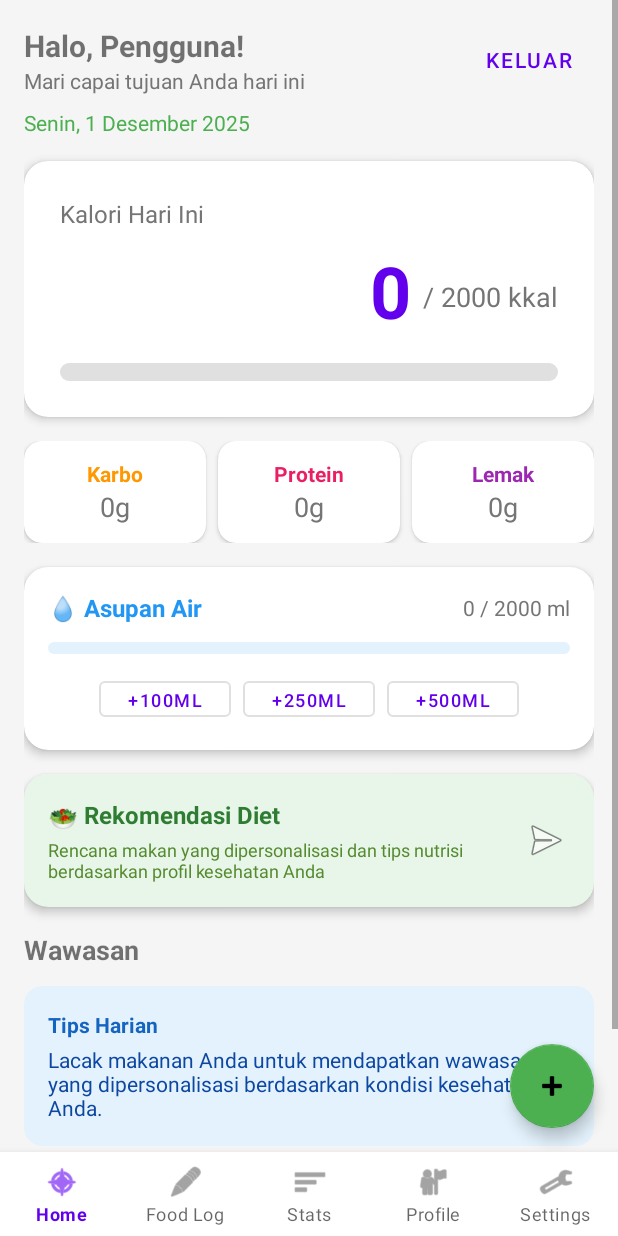
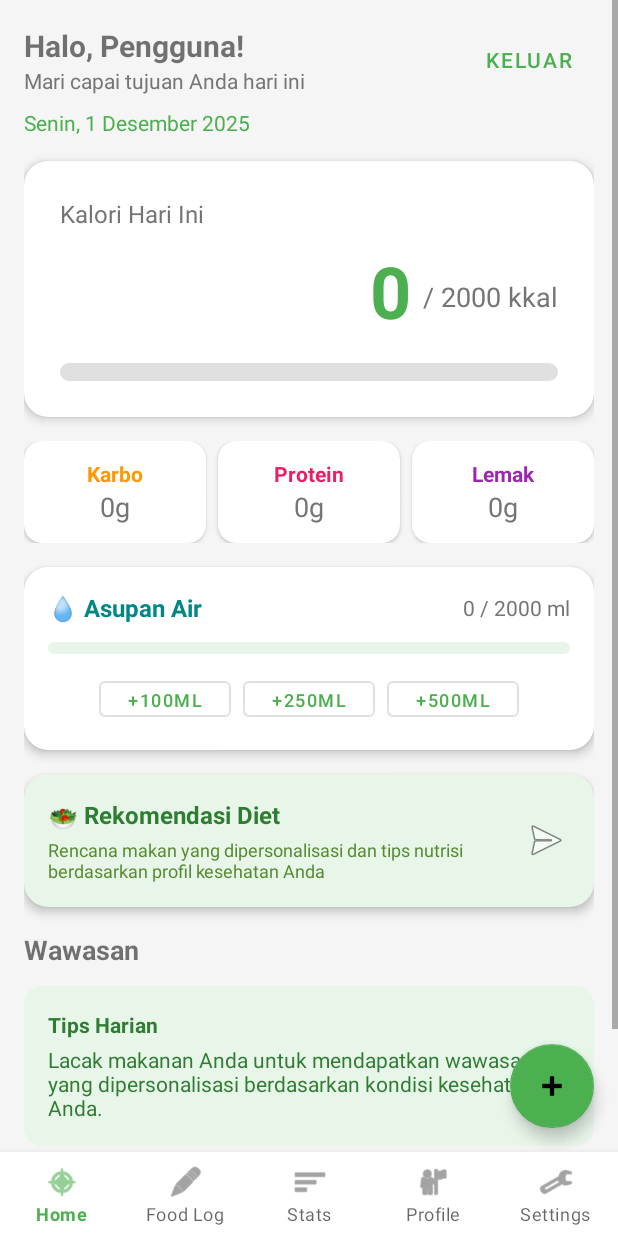
Before and after one commit to TrendoD/Nutri-Mate, an Android app: the MainActivity screen opened directly, with no data from a screen before it, on a phone screen of 412 x 824 dp. Run offline under Robolectric (Android 15) with nearby library versions, the phone set to English and light mode, and no system bars; our stand-ins replace Room's generated code; 1 statement that could not run was skipped.

Commit message:
Update app color scheme to green theme
Replaced primary and accent colors throughout drawable, layout, and theme XML files to use green-based color resources instead of blue and purple. This unifies the app's appearance with a consistent green color palette.

```diff
--- a/app/src/main/res/drawable/custom_progress_bar.xml
+++ b/app/src/main/res/drawable/custom_progress_bar.xml
@@ -10,7 +10,7 @@
         <scale android:scaleWidth="100%">
             <shape>
                 <corners android:radius="8dp"/>
-                <solid android:color="@color/design_default_color_primary"/>
+                <solid android:color="@color/green_primary"/>
             </shape>
         </scale>
     </item>
--- a/app/src/main/res/drawable/water_progress_bar.xml
+++ b/app/src/main/res/drawable/water_progress_bar.xml
@@ -4,7 +4,7 @@
     <item android:id="@android:id/background">
         <shape android:shape="rectangle">
             <corners android:radius="8dp"/>
-            <solid android:color="#E3F2FD"/>
+            <solid android:color="@color/green_light"/>
         </shape>
     </item>
     <!-- Progress -->
@@ -12,7 +12,7 @@
         <clip>
             <shape android:shape="rectangle">
                 <corners android:radius="8dp"/>
-                <solid android:color="#2196F3"/>
+                <solid android:color="@color/teal_700"/>
             </shape>
         </clip>
     </item>
--- a/app/src/main/res/layout/activity_main.xml
+++ b/app/src/main/res/layout/activity_main.xml
@@ -99,7 +99,7 @@
                             android:text="0"
                             android:textSize="48sp"
                             android:textStyle="bold"
-                            android:textColor="@color/design_default_color_primary"/>
+                            android:textColor="@color/green_primary"/>
 
                         <TextView
                             android:id="@+id/tvCalorieTarget"
@@ -253,7 +253,7 @@
                             android:text="💧 Asupan Air"
                             android:textSize="16sp"
                             android:textStyle="bold"
-                            android:textColor="#2196F3"/>
+                            android:textColor="@color/teal_700"/>
 
                         <TextView
                             android:id="@+id/tvWaterIntake"
@@ -373,7 +373,7 @@
                 android:layout_width="match_parent"
                 android:layout_height="wrap_content"
                 app:cardCornerRadius="12dp"
-                app:cardBackgroundColor="#E3F2FD"
+                app:cardBackgroundColor="@color/green_light"
                 app:cardElevation="0dp"
                 android:layout_marginBottom="80dp">
 
@@ -389,7 +389,7 @@
                         android:layout_height="wrap_content"
                         android:text="Tips Harian"
                         android:textStyle="bold"
-                        android:textColor="#1565C0"
+                        android:textColor="@color/green_dark"
                         android:layout_marginBottom="4dp"/>
 
                     <TextView
@@ -397,7 +397,7 @@
                         android:layout_width="wrap_content"
                         android:layout_height="wrap_content"
                         android:text="Lacak makanan Anda untuk mendapatkan wawasan yang dipersonalisasi berdasarkan kondisi kesehatan Anda."
-                        android:textColor="#0D47A1"/>
+                        android:textColor="@color/green_dark"/>
                 </LinearLayout>
             </androidx.cardview.widget.CardView>
 
--- a/app/src/main/res/layout/activity_nutrition_target.xml
+++ b/app/src/main/res/layout/activity_nutrition_target.xml
@@ -43,7 +43,7 @@
                 android:layout_marginBottom="16dp"
                 app:cardCornerRadius="12dp"
                 app:cardElevation="4dp"
-                app:cardBackgroundColor="#E3F2FD">
+                app:cardBackgroundColor="@color/green_light">
 
                 <LinearLayout
                     android:layout_width="match_parent"
@@ -64,7 +64,7 @@
                             android:text="🧮 Hitung Otomatis"
                             android:textSize="16sp"
                             android:textStyle="bold"
-                            android:textColor="#1565C0"/>
+                            android:textColor="@color/green_dark"/>
 
                         <TextView
                             android:layout_width="wrap_content"
@@ -607,7 +607,7 @@
                             android:layout_height="wrap_content"
                             android:text="(8 gelas)"
                             android:textSize="12sp"
-                            android:textColor="#2196F3"
+                            android:textColor="@color/teal_700"
                             android:layout_marginStart="8dp"/>
                     </LinearLayout>
                 </LinearLayout>
--- a/app/src/main/res/layout/activity_profile.xml
+++ b/app/src/main/res/layout/activity_profile.xml
@@ -271,7 +271,7 @@
             android:layout_width="match_parent"
             android:layout_height="wrap_content"
             android:text="🎯 Atur Target Nutrisi"
-            android:backgroundTint="#2196F3"
+            android:backgroundTint="@color/green_primary"
             android:textColor="#FFFFFF"
             android:layout_marginBottom="8dp"/>
 
--- a/app/src/main/res/values-night/themes.xml
+++ b/app/src/main/res/values-night/themes.xml
@@ -1,8 +1,8 @@
 <resources xmlns:tools="http://schemas.android.com/tools">
     <style name="Theme.NutriMate" parent="Theme.MaterialComponents.DayNight.NoActionBar">
-        <item name="colorPrimary">@color/purple_200</item>
-        <item name="colorPrimaryVariant">@color/purple_700</item>
-        <item name="colorOnPrimary">@color/black</item>
+        <item name="colorPrimary">@color/green_primary</item>
+        <item name="colorPrimaryVariant">@color/green_dark</item>
+        <item name="colorOnPrimary">@color/white</item>
         <item name="colorSecondary">@color/teal_200</item>
         <item name="colorSecondaryVariant">@color/teal_200</item>
         <item name="colorOnSecondary">@color/black</item>
--- a/app/src/main/res/values/themes.xml
+++ b/app/src/main/res/values/themes.xml
@@ -1,7 +1,7 @@
 <resources xmlns:tools="http://schemas.android.com/tools">
     <style name="Theme.NutriMate" parent="Theme.MaterialComponents.DayNight.NoActionBar">
-        <item name="colorPrimary">@color/purple_500</item>
-        <item name="colorPrimaryVariant">@color/purple_700</item>
+        <item name="colorPrimary">@color/green_primary</item>
+        <item name="colorPrimaryVariant">@color/green_dark</item>
         <item name="colorOnPrimary">@color/white</item>
         <item name="colorSecondary">@color/teal_200</item>
         <item name="colorSecondaryVariant">@color/teal_700</item>
```
